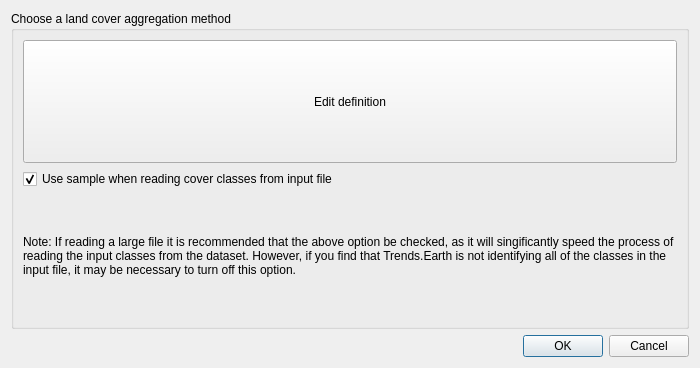
The window that LDMP/gui/DlgImportDataLC.ui (ConservationInternational/trends.earth) describes before a commit, drawn with Qt 5.
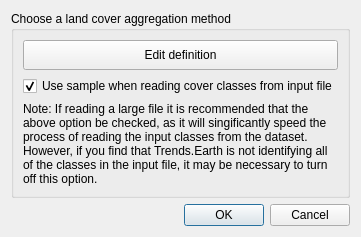
The same window after the commit.

Patch:
```diff
--- a/LDMP/gui/DlgImportDataLC.ui
+++ b/LDMP/gui/DlgImportDataLC.ui
@@ -9,8 +9,8 @@
    <rect>
     <x>0</x>
     <y>0</y>
-    <width>700</width>
-    <height>368</height>
+    <width>319</width>
+    <height>232</height>
    </rect>
   </property>
   <property name="sizePolicy">
```
